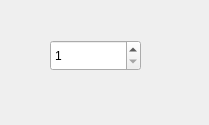
This is IDC_TestSystem/SI-PDU/toolbox/sisetdevnumdlg.ui in ChinaClever/IDC_TestSystem as Qt 5 draws it before an edit. The edited form follows.
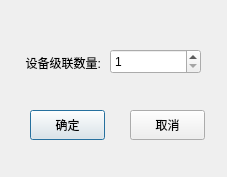
This is the edited form.

The edit to the form file:
```diff
--- a/IDC_TestSystem/SI-PDU/toolbox/sisetdevnumdlg.ui
+++ b/IDC_TestSystem/SI-PDU/toolbox/sisetdevnumdlg.ui
@@ -6,8 +6,8 @@
    <rect>
     <x>0</x>
     <y>0</y>
-    <width>209</width>
-    <height>125</height>
+    <width>227</width>
+    <height>177</height>
    </rect>
   </property>
   <property name="windowTitle">
@@ -16,10 +16,10 @@
   <widget class="QSpinBox" name="spinBox">
    <property name="geometry">
     <rect>
-     <x>50</x>
-     <y>40</y>
+     <x>110</x>
+     <y>49</y>
      <width>91</width>
-     <height>31</height>
+     <height>25</height>
     </rect>
    </property>
    <property name="minimum">
@@ -29,6 +29,48 @@
     <number>32</number>
    </property>
   </widget>
+  <widget class="QLabel" name="label">
+   <property name="geometry">
+    <rect>
+     <x>10</x>
+     <y>50</y>
+     <width>91</width>
+     <height>25</height>
+    </rect>
+   </property>
+   <property name="text">
+    <string>设备级联数量:</string>
+   </property>
+   <property name="alignment">
+    <set>Qt::AlignRight|Qt::AlignTrailing|Qt::AlignVCenter</set>
+   </property>
+  </widget>
+  <widget class="QPushButton" name="okBtn">
+   <property name="geometry">
+    <rect>
+     <x>30</x>
+     <y>110</y>
+     <width>75</width>
+     <height>30</height>
+    </rect>
+   </property>
+   <property name="text">
+    <string>确定</string>
+   </property>
+  </widget>
+  <widget class="QPushButton" name="cancelBtn">
+   <property name="geometry">
+    <rect>
+     <x>130</x>
+     <y>110</y>
+     <width>75</width>
+     <height>30</height>
+    </rect>
+   </property>
+   <property name="text">
+    <string>取消</string>
+   </property>
+  </widget>
  </widget>
  <resources/>
  <connections/>
```
